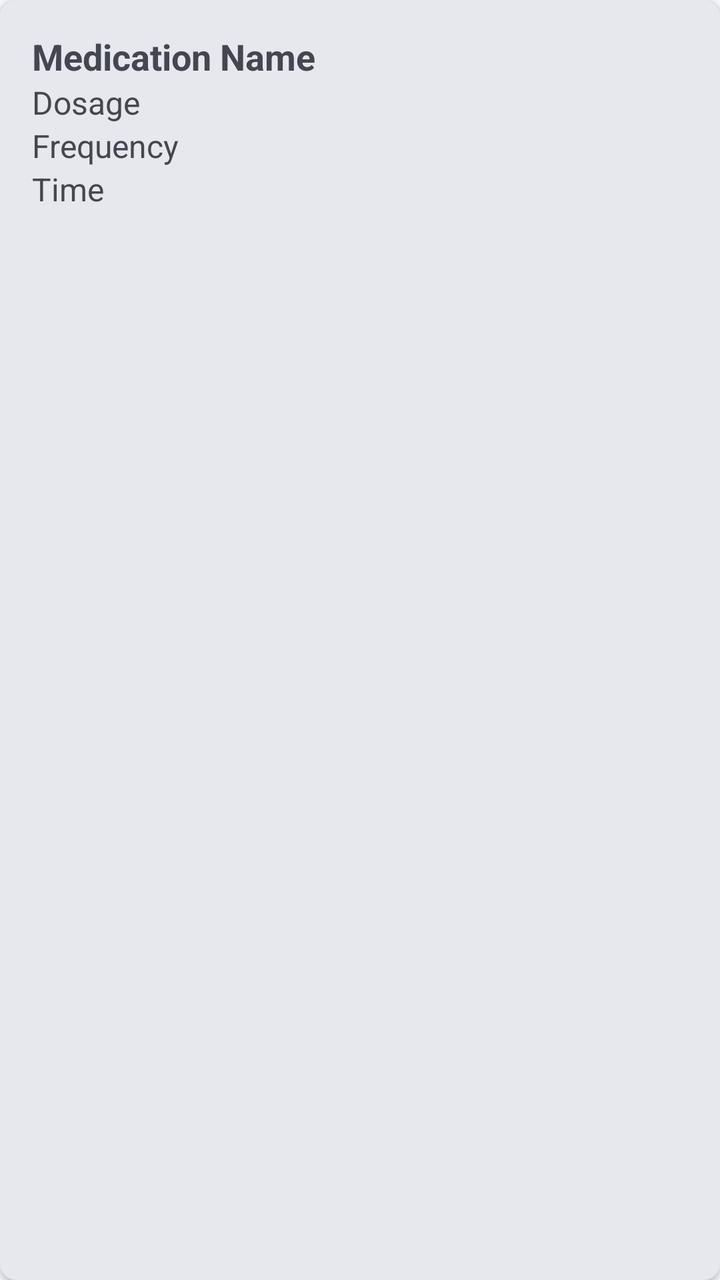
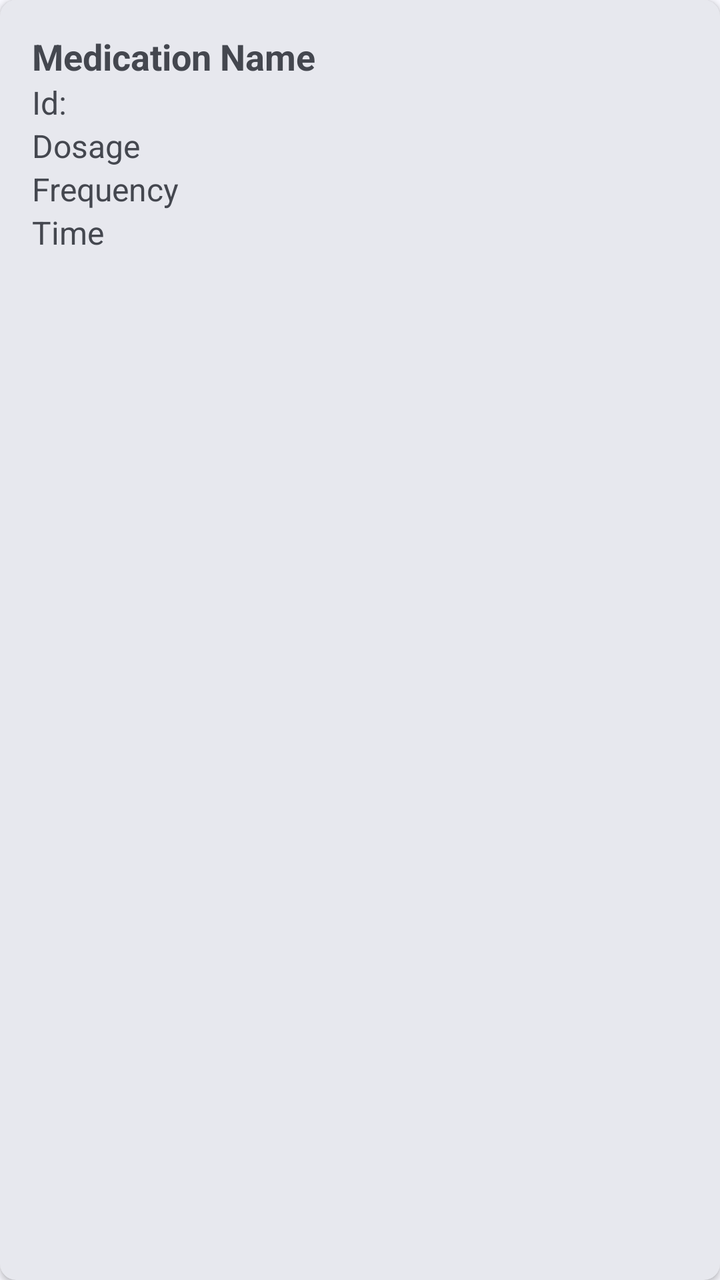

Before-and-after screenshots of an Android layout around one commit, followed by the original layout XML and the change that was made.
<!-- AndroidManifest.xml: application theme Theme.MobileHealthApplication -->
<!-- res/layout/item_medication.xml -->
<?xml version="1.0" encoding="utf-8"?>
<com.google.android.material.card.MaterialCardView
    xmlns:android="http://schemas.android.com/apk/res/android"
    xmlns:app="http://schemas.android.com/apk/res-auto"
    android:layout_width="match_parent"
    android:layout_height="wrap_content"
    android:layout_marginHorizontal="16dp"
    android:layout_marginVertical="4dp"
    app:cardElevation="2dp"
    app:cardCornerRadius="8dp">

    <LinearLayout xmlns:android="http://schemas.android.com/apk/res/android"
        android:layout_width="match_parent"
        android:layout_height="wrap_content"
        android:padding="16dp"
        android:orientation="vertical">

        <TextView
            android:id="@+id/medication_name"
            android:layout_width="wrap_content"
            android:layout_height="wrap_content"
            android:text="Medication Name"
            android:textSize="18sp"
            android:textStyle="bold" />

        <TextView
            android:id="@+id/medication_dosage"
            android:layout_width="wrap_content"
            android:layout_height="wrap_content"
            android:text="Dosage"
            android:textSize="16sp" />

        <TextView
            android:id="@+id/medication_frequency"
            android:layout_width="wrap_content"
            android:layout_height="wrap_content"
            android:text="Frequency"
            android:textSize="16sp" />

        <TextView
            android:id="@+id/medication_time"
            android:layout_width="wrap_content"
            android:layout_height="wrap_content"
            android:text="Time"
            android:textSize="16sp" />
    </LinearLayout>


</com.google.android.material.card.MaterialCardView>
<!-- resources referenced by this layout -->
<resources>
  <color name="md_theme_primary">#415F91</color>
  <color name="md_theme_onPrimary">#FFFFFF</color>
  <color name="md_theme_primaryContainer">#D6E3FF</color>
  <color name="md_theme_onPrimaryContainer">#001B3E</color>
  <color name="md_theme_primaryFixed">#D6E3FF</color>
  <color name="md_theme_onPrimaryFixed">#001B3E</color>
  <color name="md_theme_primaryFixedDim">#AAC7FF</color>
  <color name="md_theme_onPrimaryFixedVariant">#284777</color>
  <color name="md_theme_secondary">#565F71</color>
  <color name="md_theme_onSecondary">#FFFFFF</color>
  <color name="md_theme_secondaryContainer">#DAE2F9</color>
  <color name="md_theme_onSecondaryContainer">#131C2B</color>
  <color name="md_theme_secondaryFixed">#DAE2F9</color>
  <color name="md_theme_onSecondaryFixed">#131C2B</color>
  <color name="md_theme_secondaryFixedDim">#BEC6DC</color>
  <color name="md_theme_onSecondaryFixedVariant">#3E4759</color>
  <color name="md_theme_tertiary">#705575</color>
  <color name="md_theme_onTertiary">#FFFFFF</color>
  <color name="md_theme_tertiaryContainer">#FAD8FD</color>
  <color name="md_theme_onTertiaryContainer">#28132E</color>
  <color name="md_theme_tertiaryFixed">#FAD8FD</color>
  <color name="md_theme_onTertiaryFixed">#28132E</color>
  <color name="md_theme_tertiaryFixedDim">#DDBCE0</color>
  <color name="md_theme_onTertiaryFixedVariant">#573E5C</color>
  <color name="md_theme_error">#BA1A1A</color>
  <color name="md_theme_onError">#FFFFFF</color>
  <color name="md_theme_errorContainer">#FFDAD6</color>
  <color name="md_theme_onErrorContainer">#410002</color>
  <color name="md_theme_background">#F9F9FF</color>
  <color name="md_theme_onBackground">#191C20</color>
  <color name="md_theme_surface">#F9F9FF</color>
  <color name="md_theme_onSurface">#191C20</color>
  <color name="md_theme_surfaceVariant">#E0E2EC</color>
  <color name="md_theme_onSurfaceVariant">#44474E</color>
  <color name="md_theme_surfaceContainerLowest">#FFFFFF</color>
  <color name="md_theme_surfaceContainerLow">#F3F3FA</color>
  <color name="md_theme_surfaceContainer">#EDEDF4</color>
  <color name="md_theme_surfaceContainerHigh">#E7E8EE</color>
  <color name="md_theme_surfaceContainerHighest">#E2E2E9</color>
  <color name="md_theme_outline">#74777F</color>
  <color name="md_theme_outlineVariant">#C4C6D0</color>
  <color name="md_theme_surfaceBright">#F9F9FF</color>
  <color name="md_theme_surfaceDim">#D9D9E0</color>
  <style name="Widget.App.CardView" parent="Widget.Material3.CardView.Elevated">
          <item name="cardElevation">2dp</item>
          <item name="cardCornerRadius">12dp</item>
          <item name="cardBackgroundColor">?attr/colorSurfaceContainerHigh</item>
      </style>
  <style name="Widget.App.BottomNavigation" parent="Widget.Material3.BottomNavigationView">
          <item name="backgroundTint">?attr/colorSurface</item>
          <item name="itemIconTint">?attr/colorOnSurfaceVariant</item>
          <item name="itemTextColor">?attr/colorOnSurfaceVariant</item>
          <item name="itemActiveIndicatorStyle">@style/Widget.App.BottomNavigation.ActiveIndicator</item>
      </style>
  <style name="Widget.App.Toolbar" parent="Widget.Material3.Toolbar">
          <item name="android:background">?attr/colorSurface</item>
          <item name="android:backgroundTint">?attr/colorSurface</item>
          <item name="titleTextColor">?attr/colorOnSurface</item>
          <item name="subtitleTextColor">?attr/colorOnSurfaceVariant</item>
          <item name="navigationIconTint">?attr/colorOnSurface</item>
      </style>
  <style name="Widget.App.FloatingActionButton" parent="Widget.Material3.FloatingActionButton.Primary">
          <item name="backgroundTint">?attr/colorPrimaryContainer</item>
          <item name="tint">?attr/colorOnPrimaryContainer</item>
      </style>
  <style name="Widget.App.BottomNavigation.ActiveIndicator" parent="Widget.Material3.BottomNavigationView.ActiveIndicator">
          <item name="android:color">?attr/colorSecondaryContainer</item>
      </style>
  <!-- unchanged entries left out for length: 1 -->
</resources>

<!-- the commit's change to res/layout/item_medication.xml (unified diff, before → after) -->
@@ -24,6 +24,13 @@
             android:textStyle="bold" />
 
         <TextView
+            android:id="@+id/medication_id"
+            android:layout_width="wrap_content"
+            android:layout_height="wrap_content"
+            android:text="Id:"
+            android:textSize="16sp" />
+
+        <TextView
             android:id="@+id/medication_dosage"
             android:layout_width="wrap_content"
             android:layout_height="wrap_content"
